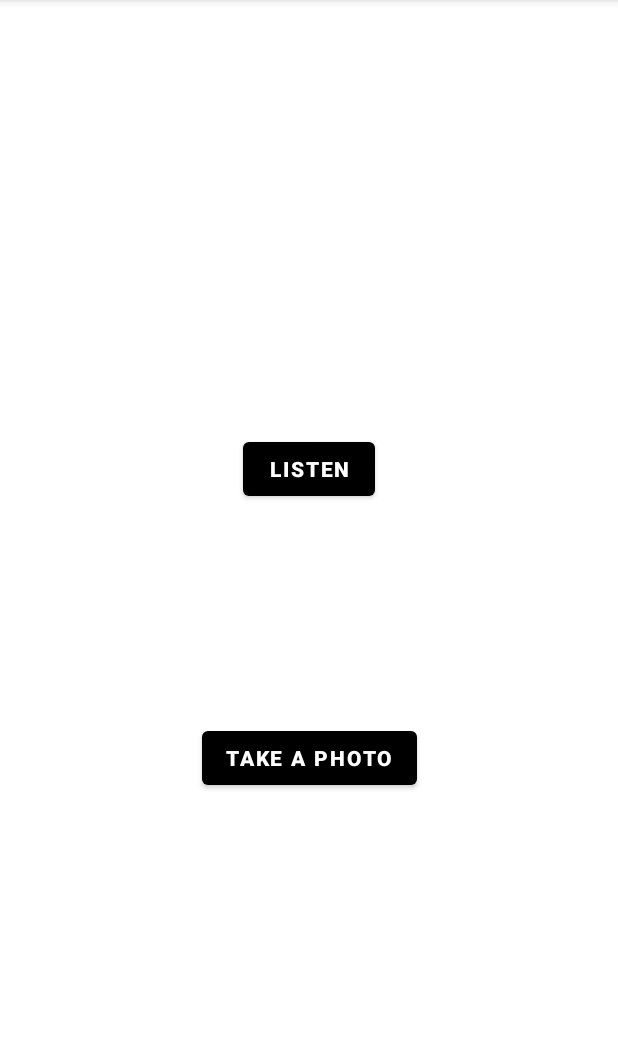
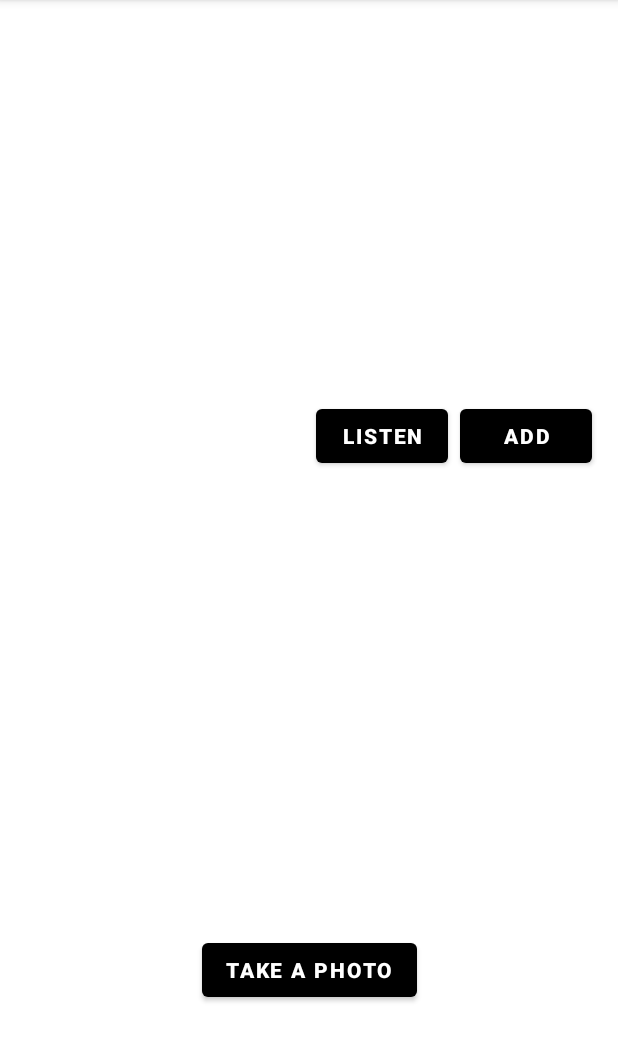
Before and after one commit to Kim0914/SWordCard, an Android app: the CropActivity screen opened directly, with no data from a screen before it, on a phone screen of 412 x 824 dp, the part 84-1146 px from its top. Run offline under Robolectric (Android 15) with nearby library versions, the phone set to English and light mode, and no system bars; libraries missing offline, so code that uses them is left out: com.google.mlkit.vision, com.theartofdev.edmodo.

Commit message:
촬영으로 인식된 단어 선택적 저장 추가

```diff
--- a/app/src/main/AndroidManifest.xml
+++ b/app/src/main/AndroidManifest.xml
@@ -46,12 +46,6 @@
         </activity>
 
         <activity
-            android:name=".SubActivity"
-            android:label="테스트용"
-            >
-        </activity>
-
-        <activity
             android:name=".WordListActivity"
             android:label="단어 리스트"
             >
--- a/app/src/main/java/com/example/swordcard/CropActivity.java
+++ b/app/src/main/java/com/example/swordcard/CropActivity.java
@@ -40,10 +40,12 @@ import java.util.Locale;
 
 public class CropActivity extends AppCompatActivity implements TextToSpeech.OnInitListener{
     public String word;
+    public String mean;
     private TextToSpeech tts;
     TextView mTextView;
     TextView mTransView;
     Button mTTS;
+    Button mAdd;
 
     @Override
     protected void onCreate(Bundle savedInstanceState) {
@@ -52,6 +54,18 @@ public class CropActivity extends AppCompatActivity implements TextToSpeech.OnIn
         mTextView = findViewById(R.id.crop_textView);
         mTransView = findViewById(R.id.crop_translate);
         mTTS = findViewById(R.id.tts_btn);
+        mAdd = findViewById(R.id.add_btn);
+
+        mAdd.setOnClickListener(new View.OnClickListener() {
+            @Override
+            public void onClick(View v) {
+                WordModule newModule = new WordModule(CropActivity.this);
+                word = word.toLowerCase();
+                newModule.addWord(word,mean);
+                Toast.makeText(getApplicationContext(), "단어가 저장되었습니다",Toast.LENGTH_LONG).show();
+            }
+        });
+
         tts = new TextToSpeech(this, this);
         mTTS.setOnClickListener(new View.OnClickListener() {
             @Override
@@ -120,7 +134,6 @@ public class CropActivity extends AppCompatActivity implements TextToSpeech.OnIn
                                         @Override
                                         public void onSuccess(Text visionText) {
                                             word = visionText.getText();
-
                                             TranslateWord papa = new TranslateWord();
                                             papa.execute();
                                         }
@@ -176,12 +189,11 @@ public class CropActivity extends AppCompatActivity implements TextToSpeech.OnIn
                 }
                 br.close();
                 //System.out.println(response.toString());
-                String mean = response.toString();
+                mean = response.toString();
                 mean = mean.split("\"")[27];
                 mTextView.setText(word);
                 mTransView.setText(mean);
-                WordModule newModule = new WordModule(CropActivity.this);
-                newModule.addWord(word,mean);
+
             } catch (Exception e) {
                 System.out.println(e);
             }
--- a/app/src/main/res/layout/activity_crop.xml
+++ b/app/src/main/res/layout/activity_crop.xml
@@ -11,8 +11,12 @@
         android:id="@+id/crop_textView"
         android:layout_width="0dp"
         android:layout_height="50dp"
+        android:layout_marginTop="56dp"
+        android:layout_marginBottom="55dp"
         android:gravity="center"
         android:text=""
+        android:textColor="@color/black"
+        android:textStyle="bold"
         app:layout_constraintBottom_toTopOf="@+id/crop_translate"
         app:layout_constraintEnd_toEndOf="parent"
         app:layout_constraintStart_toStartOf="parent"
@@ -22,40 +26,49 @@
         android:id="@+id/crop_translate"
         android:layout_width="0dp"
         android:layout_height="50dp"
+        android:layout_marginTop="161dp"
         android:gravity="center"
         android:text=""
-        app:layout_constraintBottom_toTopOf="@+id/tts_btn"
+        android:textColor="@color/black"
+        android:textStyle="bold"
         app:layout_constraintEnd_toEndOf="parent"
         app:layout_constraintStart_toStartOf="parent"
-        app:layout_constraintTop_toBottomOf="@+id/crop_textView" />
+        app:layout_constraintTop_toTopOf="parent" />
 
     <Button
         android:id="@+id/tts_btn"
         android:layout_width="wrap_content"
         android:layout_height="wrap_content"
         android:layout_gravity="center"
-        android:layout_marginStart="27dp"
-        android:layout_marginBottom="82dp"
+        android:layout_marginTop="55dp"
+        android:layout_marginEnd="8dp"
         android:text="LISTEN"
-        app:layout_constraintBottom_toTopOf="@+id/button"
-        app:layout_constraintStart_toStartOf="@+id/button"
-        app:layout_constraintTop_toBottomOf="@+id/crop_translate"
         android:textStyle="bold"
-        />
+        app:layout_constraintEnd_toStartOf="@+id/add_btn"
+        app:layout_constraintTop_toBottomOf="@+id/crop_translate" />
+
+    <Button
+        android:id="@+id/add_btn"
+        android:layout_width="wrap_content"
+        android:layout_height="wrap_content"
+        android:layout_gravity="center"
+        android:layout_marginEnd="17dp"
+        android:text="ADD"
+        android:textStyle="bold"
+        app:layout_constraintBaseline_toBaselineOf="@+id/tts_btn"
+        app:layout_constraintEnd_toEndOf="parent" />
 
     <Button
         android:id="@+id/button"
         android:layout_width="wrap_content"
         android:layout_height="wrap_content"
         android:layout_gravity="center"
-        android:layout_marginBottom="176dp"
+        android:layout_marginBottom="97dp"
         android:onClick="onSelectImageClick"
         android:text="TAKE A PHOTO"
+        android:textStyle="bold"
         app:layout_constraintBottom_toBottomOf="parent"
         app:layout_constraintEnd_toEndOf="parent"
-        app:layout_constraintStart_toStartOf="parent"
-        app:layout_constraintTop_toBottomOf="@+id/tts_btn"
-        android:textStyle="bold"
-        />
+        app:layout_constraintStart_toStartOf="parent" />
 
 </androidx.constraintlayout.widget.ConstraintLayout>
```
Also changed, not shown: app/src/main/java/com/example/swordcard/SubActivity.java (deleted, +0 -27 lines), app/src/main/java/com/example/swordcard/WordEntry.java (+2 -5 lines), app/src/main/java/com/example/swordcard/WordModule.java (+38 -0 lines), app/src/main/res/layout/activity_main.xml (+4 -4 lines), app/src/main/res/layout/activity_sub.xml (deleted, +0 -16 lines).
